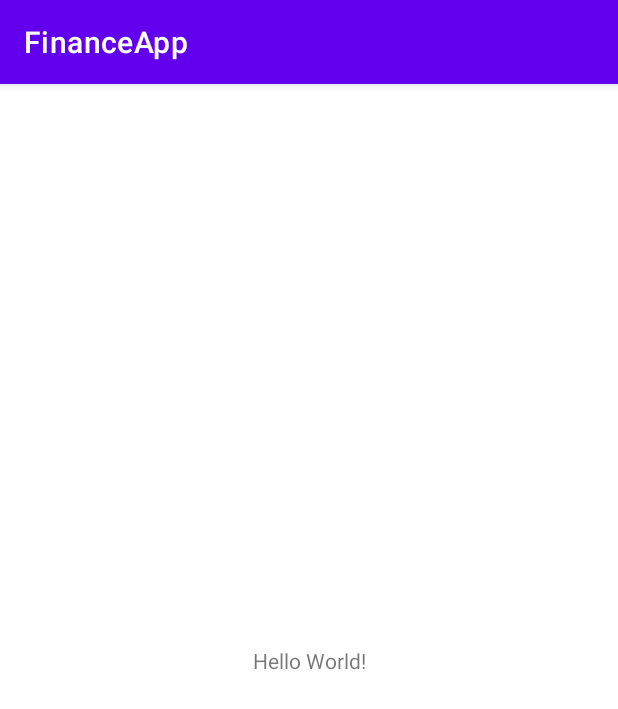
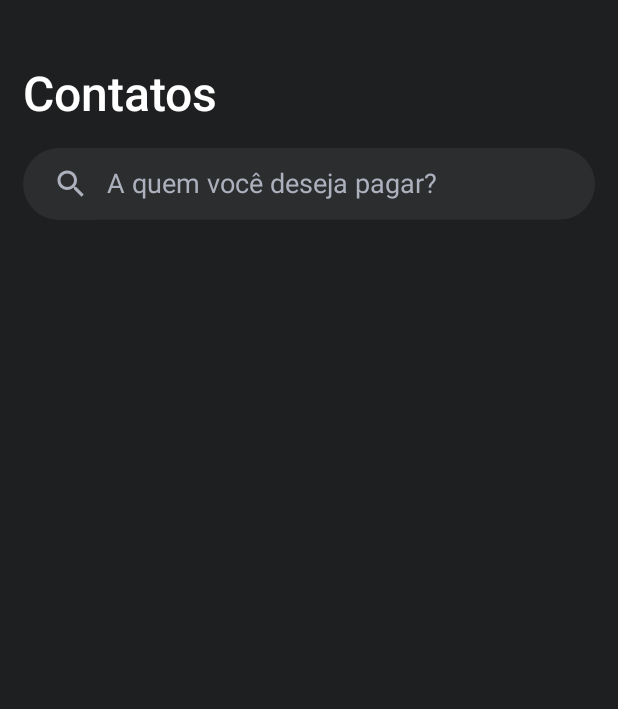
Before and after one commit to danielfarage/FinanceApp, an Android app: the screen it shows after launch (MainActivity), on a phone screen of 412 x 824 dp. Shown: the top 709 px of the screen. Run offline under Robolectric (Android 15) with nearby library versions, the phone set to English and light mode, and no system bars.

Commit message:
Tela lista de contatos

```diff
--- /dev/null
+++ b/app/src/main/java/com/daniel/farage/financeapp/contactlist/ContactListFragment.kt
@@ -0,0 +1,7 @@
+package com.daniel.farage.financeapp.contactlist
+
+import androidx.fragment.app.Fragment
+import com.daniel.farage.financeapp.R
+
+class ContactListFragment: Fragment(R.layout.fragment_client_list) {
+}
--- /dev/null
+++ b/app/src/main/res/drawable/search_background.xml
@@ -0,0 +1,5 @@
+<?xml version="1.0" encoding="utf-8"?>
+<shape xmlns:android="http://schemas.android.com/apk/res/android">
+    <corners android:radius="25dp"/>
+    <solid  android:color="@color/gray"/>
+</shape>
--- a/app/src/main/res/layout/activity_main.xml
+++ b/app/src/main/res/layout/activity_main.xml
@@ -6,13 +6,13 @@
     android:layout_height="match_parent"
     tools:context=".MainActivity">
 
-    <TextView
-        android:layout_width="wrap_content"
-        android:layout_height="wrap_content"
-        android:text="Hello World!"
-        app:layout_constraintBottom_toBottomOf="parent"
-        app:layout_constraintLeft_toLeftOf="parent"
-        app:layout_constraintRight_toRightOf="parent"
-        app:layout_constraintTop_toTopOf="parent" />
+    <androidx.fragment.app.FragmentContainerView
+        android:layout_width="match_parent"
+        android:layout_height="match_parent"
+        android:id="@+id/nav_host_fragment"
+        app:navGraph="@navigation/nav_graph"
+        app:defaultNavHost="true"
+        android:name="androidx.navigation.fragment.NavHostFragment"
+        />
 
 </androidx.constraintlayout.widget.ConstraintLayout>
--- /dev/null
+++ b/app/src/main/res/layout/fragment_client_list.xml
@@ -0,0 +1,82 @@
+<?xml version="1.0" encoding="utf-8"?>
+<androidx.coordinatorlayout.widget.CoordinatorLayout
+    xmlns:tools="http://schemas.android.com/tools" xmlns:android="http://schemas.android.com/apk/res/android"
+    android:layout_width="match_parent"
+    android:layout_height="match_parent"
+    android:background="@color/black"
+    xmlns:app="http://schemas.android.com/apk/res-auto">
+
+    <com.google.android.material.appbar.AppBarLayout
+        android:id="@+id/appBar"
+        android:layout_width="match_parent"
+        android:layout_height="wrap_content">
+
+        <com.google.android.material.appbar.CollapsingToolbarLayout
+            android:layout_width="match_parent"
+            android:layout_height="wrap_content"
+            app:contentScrim="@color/black"
+            app:layout_scrollFlags="scroll|exitUntilCollapsed"
+            android:background="@color/black">
+
+            <TextView
+                android:id="@+id/textView_contatos"
+                android:layout_width="match_parent"
+                android:layout_height="wrap_content"
+                android:text="@string/contatos"
+                android:textSize="32sp"
+                android:fontFamily="sans-serif-black"
+                android:textFontWeight="500"
+                app:layout_collapseMode="parallax"
+                android:layout_marginStart="@dimen/margin15dp"
+                android:layout_marginTop="@dimen/margin40dp"/>
+
+
+        </com.google.android.material.appbar.CollapsingToolbarLayout>
+
+    </com.google.android.material.appbar.AppBarLayout>
+
+    <androidx.core.widget.NestedScrollView
+        app:layout_behavior="com.google.android.material.appbar.AppBarLayout$ScrollingViewBehavior"
+        android:layout_width="match_parent"
+        android:layout_height="match_parent">
+
+        <androidx.constraintlayout.widget.ConstraintLayout
+            android:layout_width="match_parent"
+            android:layout_height="match_parent">
+
+            <androidx.appcompat.widget.SearchView
+                android:id="@+id/searchView_contatos"
+                android:theme="@style/SearchViewStyle"
+                android:layout_width="match_parent"
+                android:layout_height="wrap_content"
+                android:background="@drawable/search_background"
+                app:layout_constraintStart_toStartOf="parent"
+                app:layout_constraintEnd_toEndOf="parent"
+                app:layout_constraintTop_toTopOf="parent"
+                android:layout_marginStart="@dimen/margin15dp"
+                android:layout_marginEnd="@dimen/margin15dp"
+                android:layout_marginTop="@dimen/margin15dp"
+                app:iconifiedByDefault="false"
+                app:queryHint="A quem você deseja pagar?"
+                />
+
+            <androidx.recyclerview.widget.RecyclerView
+                android:layout_width="match_parent"
+                android:layout_height="wrap_content"
+                app:layout_anchor="@id/searchView_contatos"
+                app:layout_anchorGravity="bottom"
+                app:layout_constraintStart_toStartOf="parent"
+                app:layout_constraintEnd_toEndOf="parent"
+                app:layout_constraintTop_toBottomOf="@id/searchView_contatos"
+                android:layout_marginStart="@dimen/margin15dp"
+                android:layout_marginEnd="@dimen/margin15dp"
+                android:layout_marginTop="@dimen/margin15dp"
+                tools:listitem="@layout/item_list_contatos"
+                tools:itemCount="5"
+                />
+
+        </androidx.constraintlayout.widget.ConstraintLayout>
+
+    </androidx.core.widget.NestedScrollView>
+
+</androidx.coordinatorlayout.widget.CoordinatorLayout>
--- /dev/null
+++ b/app/src/main/res/navigation/nav_graph.xml
@@ -0,0 +1,10 @@
+<?xml version="1.0" encoding="utf-8"?>
+<navigation xmlns:android="http://schemas.android.com/apk/res/android"
+    xmlns:app="http://schemas.android.com/apk/res-auto" android:id="@+id/nav_graph"
+    app:startDestination="@id/contactListFragment">
+
+    <fragment
+        android:id="@+id/contactListFragment"
+        android:name="com.daniel.farage.financeapp.contactlist.ContactListFragment"
+        android:label="ContactListFragment" />
+</navigation>
--- a/app/src/main/res/values/colors.xml
+++ b/app/src/main/res/values/colors.xml
@@ -5,6 +5,8 @@
     <color name="purple_700">#FF3700B3</color>
     <color name="teal_200">#FF03DAC5</color>
     <color name="teal_700">#FF018786</color>
-    <color name="black">#FF000000</color>
+    <color name="black">#1E1F20</color>
+    <color name="gray">#2C2D2F</color>
+    <color name="gray_light">#ACB1BD</color>
     <color name="white">#FFFFFFFF</color>
 </resources>
--- /dev/null
+++ b/app/src/main/res/values/dimens.xml
@@ -0,0 +1,5 @@
+<?xml version="1.0" encoding="utf-8"?>
+<resources>
+    <dimen name="margin15dp">15dp</dimen>
+    <dimen name="margin40dp">40dp</dimen>
+</resources>
--- a/app/src/main/res/values/strings.xml
+++ b/app/src/main/res/values/strings.xml
@@ -1,3 +1,4 @@
 <resources>
     <string name="app_name">FinanceApp</string>
+    <string name="contatos">Contatos</string>
 </resources>
--- a/app/src/main/res/values/themes.xml
+++ b/app/src/main/res/values/themes.xml
@@ -1,6 +1,6 @@
 <resources xmlns:tools="http://schemas.android.com/tools">
     <!-- Base application theme. -->
-    <style name="Theme.FinanceApp" parent="Theme.MaterialComponents.DayNight.DarkActionBar">
+    <style name="Theme.FinanceApp" parent="Theme.MaterialComponents.DayNight.NoActionBar">
         <!-- Primary brand color. -->
         <item name="colorPrimary">@color/purple_500</item>
         <item name="colorPrimaryVariant">@color/purple_700</item>
@@ -12,5 +12,12 @@
         <!-- Status bar color. -->
         <item name="android:statusBarColor" tools:targetApi="l">?attr/colorPrimaryVariant</item>
         <!-- Customize your theme here. -->
+        <item name="android:textColor">@color/white</item>
+    </style>
+
+    <style name="SearchViewStyle" parent="Widget.AppCompat.SearchView">
+        <item name="android:editTextColor">@color/gray_light</item>
+        <item name="android:textColorHint">@color/gray_light</item>
+        <item name="android:tint">@color/gray_light</item>
     </style>
 </resources>
```
Also changed, not shown: app/build.gradle (+9 -0 lines), app/src/main/res/layout/item_list_contatos.xml (added, +41 -0 lines).
